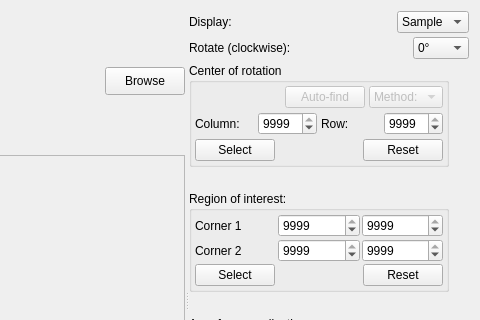
This is MantidQt/CustomInterfaces/inc/MantidQtCustomInterfaces/Tomography/ImageSelectCoRAndRegions.ui in mantidproject/mantid as Qt 5 draws it before an edit; both pictures show x 320 to 800 and y 0 to 320 of the 800 by 600 pixel window. The edited form follows.
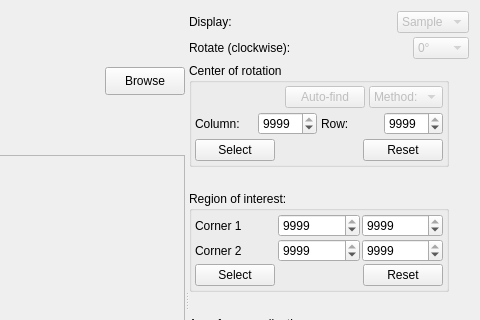
This is the edited form.

Commit message: reorg image painting, add rotation option, re #15666

```diff
--- a/MantidQt/CustomInterfaces/inc/MantidQtCustomInterfaces/Tomography/ImageSelectCoRAndRegions.ui
+++ b/MantidQt/CustomInterfaces/inc/MantidQtCustomInterfaces/Tomography/ImageSelectCoRAndRegions.ui
@@ -682,6 +682,9 @@
          </item>
          <item>
           <widget class="QComboBox" name="comboBox_image_type">
+           <property name="enabled">
+            <bool>false</bool>
+           </property>
            <item>
             <property name="text">
              <string>Sample</string>
@@ -725,6 +728,9 @@
          </item>
          <item>
           <widget class="QComboBox" name="comboBox_rotation">
+           <property name="enabled">
+            <bool>false</bool>
+           </property>
            <property name="editable">
             <bool>false</bool>
            </property>
```
The commit also changes 7 other files.
